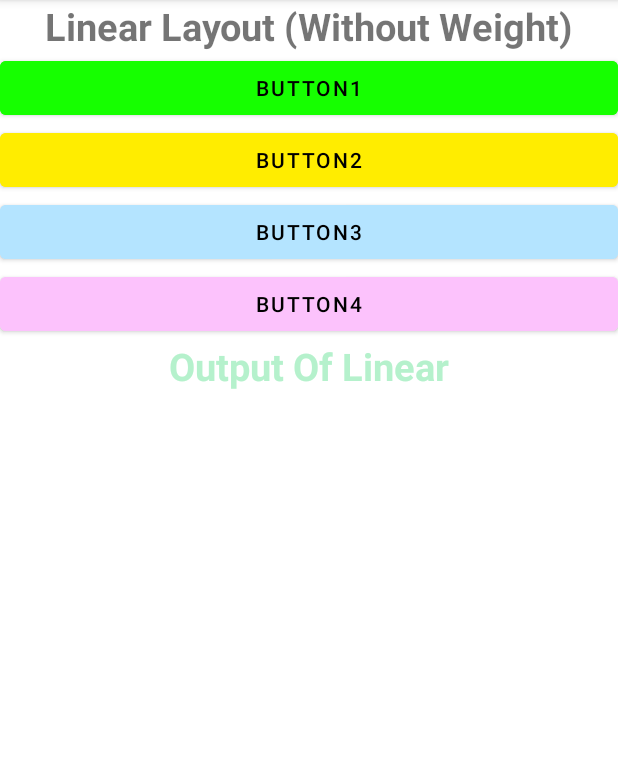
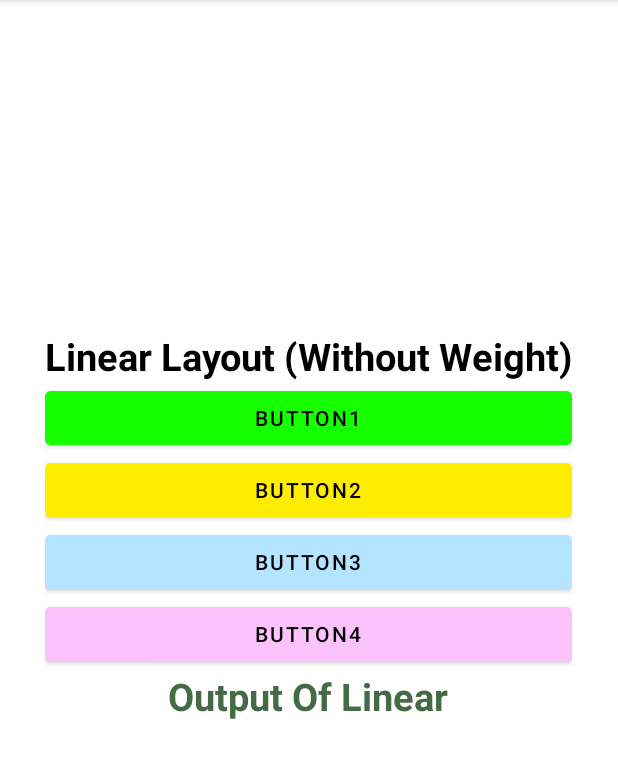
Before and after one commit to MaulidFajrulIshlah/Latihan2_Android, an Android app: the screen it shows after launch (MainActivity), on a phone screen of 412 x 824 dp, the part 84-862 px from its top. Run offline under Robolectric (Android 15) with nearby library versions, the phone set to English and light mode, and no system bars.

Commit message:
Latihan 2 android Linear Button dan Text View

```diff
--- a/app/src/main/res/layout/activity_main.xml
+++ b/app/src/main/res/layout/activity_main.xml
@@ -6,10 +6,16 @@
     android:layout_height="match_parent"
     android:orientation="vertical"
     tools:context=".MainActivity">
-
+    <LinearLayout
+        android:paddingTop="220dp"
+        android:layout_gravity="center_horizontal"
+        android:orientation="vertical"
+        android:layout_width="wrap_content"
+        android:layout_height="wrap_content">
     <TextView
         android:textSize="25sp"
         android:textStyle="bold"
+        android:textColor="@color/black"
         android:text="@string/linear_layout_without_weight"
         android:layout_gravity="center"
         android:layout_width="wrap_content"
@@ -47,5 +53,5 @@
         android:layout_gravity="center"
         android:layout_width="wrap_content"
         android:layout_height="wrap_content"/>
-
+    </LinearLayout>
 </LinearLayout>
--- a/app/src/main/res/values/colors.xml
+++ b/app/src/main/res/values/colors.xml
@@ -12,5 +12,5 @@
     <color name="kuning">#FFED00</color>
     <color name="biru">#B4E4FF</color>
     <color name="pink">#FCC2FC</color>
-    <color name="hijau2">#B5F1CC</color>
+    <color name="hijau2">#446A46</color>
 </resources>
```
